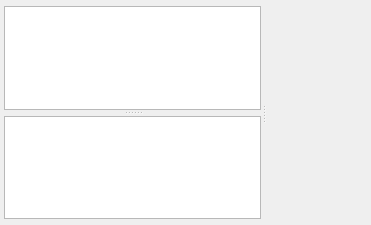
First picture: the form in src/gui/memory/watcher.ui, repository josuemoraisgh/SimulIDE-dev, before the edit.
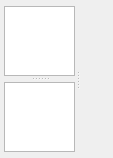
Second picture: the form after the edit.

```diff
--- a/src/gui/memory/watcher.ui
+++ b/src/gui/memory/watcher.ui
@@ -6,8 +6,8 @@
    <rect>
     <x>0</x>
     <y>0</y>
-    <width>371</width>
-    <height>225</height>
+    <width>113</width>
+    <height>158</height>
    </rect>
   </property>
   <property name="sizePolicy">
@@ -37,6 +37,12 @@
    </property>
    <item>
     <widget class="QSplitter" name="splitter">
+     <property name="sizePolicy">
+      <sizepolicy hsizetype="Expanding" vsizetype="Preferred">
+       <horstretch>0</horstretch>
+       <verstretch>0</verstretch>
+      </sizepolicy>
+     </property>
      <property name="locale">
       <locale language="C" country="AnyCountry"/>
      </property>
@@ -64,7 +70,7 @@
       </property>
       <widget class="QListView" name="regView">
        <property name="sizePolicy">
-        <sizepolicy hsizetype="Expanding" vsizetype="Preferred">
+        <sizepolicy hsizetype="Preferred" vsizetype="Preferred">
          <horstretch>0</horstretch>
          <verstretch>0</verstretch>
         </sizepolicy>
@@ -72,14 +78,21 @@
       </widget>
       <widget class="QListView" name="varView">
        <property name="sizePolicy">
-        <sizepolicy hsizetype="Expanding" vsizetype="Preferred">
+        <sizepolicy hsizetype="Preferred" vsizetype="Preferred">
          <horstretch>0</horstretch>
          <verstretch>0</verstretch>
         </sizepolicy>
        </property>
       </widget>
      </widget>
-     <widget class="QWidget" name="valuesWidget" native="true"/>
+     <widget class="QWidget" name="valuesWidget" native="true">
+      <property name="sizePolicy">
+       <sizepolicy hsizetype="Preferred" vsizetype="Preferred">
+        <horstretch>0</horstretch>
+        <verstretch>0</verstretch>
+       </sizepolicy>
+      </property>
+     </widget>
     </widget>
    </item>
   </layout>
```
